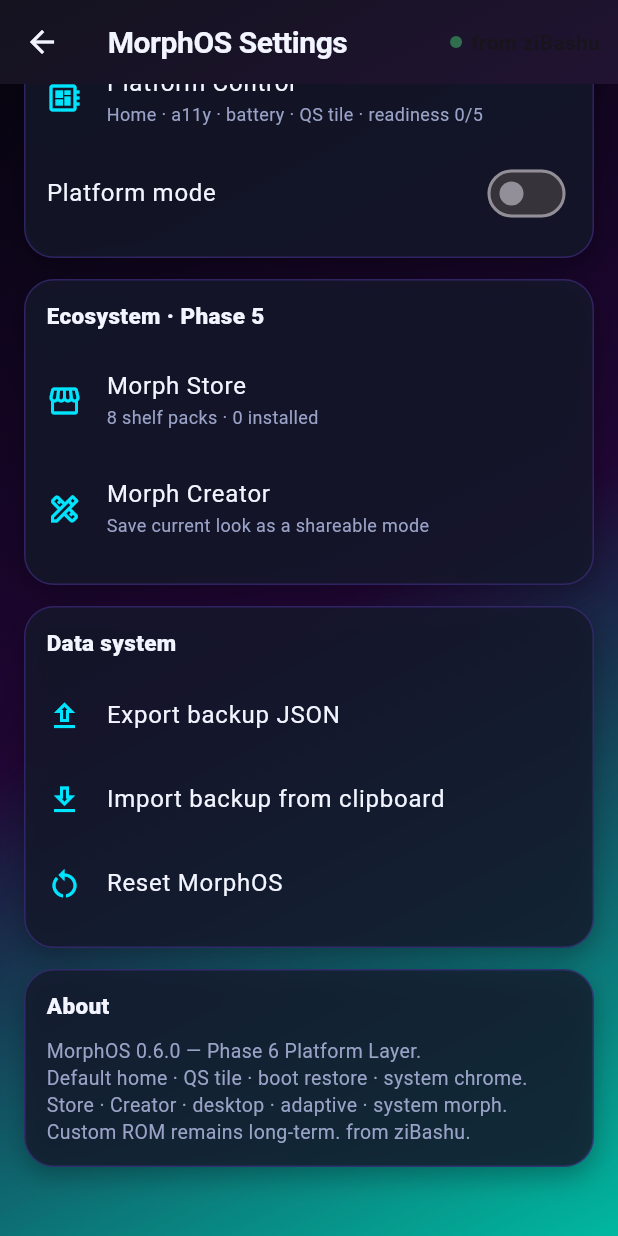
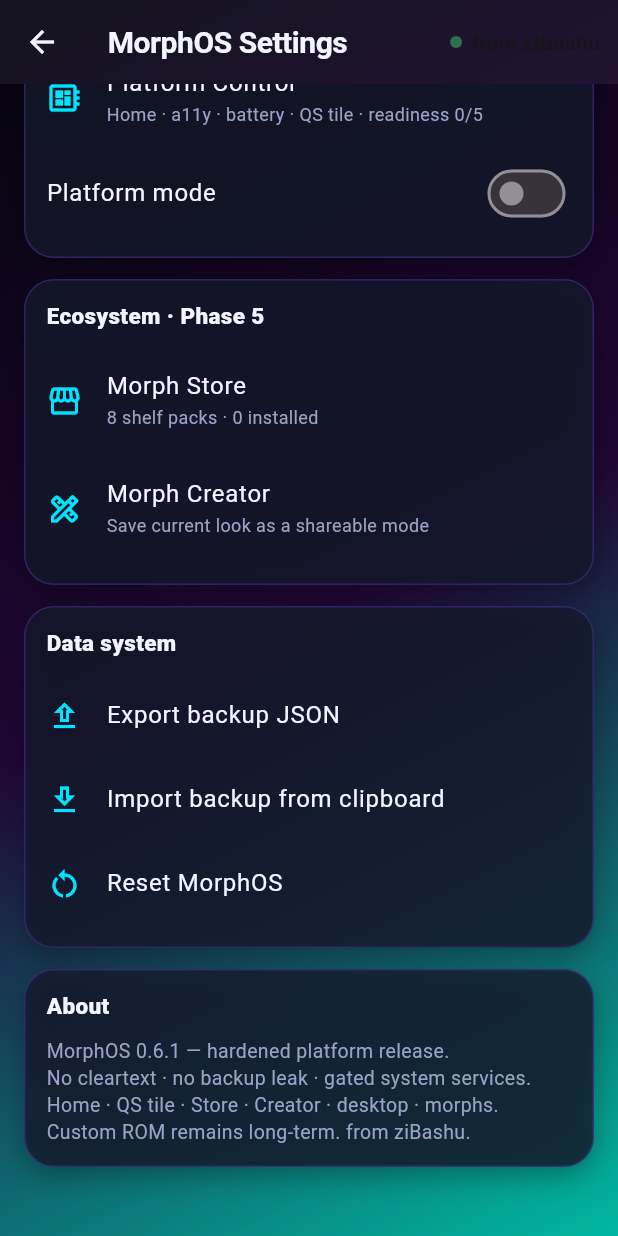
Before and after one commit to ziBashu/android, a Flutter app: the SettingsScreen screen opened directly with empty values, scrolled down 2148 dp, on a phone screen of 412 x 824 dp. Run offline on Flutter 3.47's test engine with Material 3 defaults, Android fonts, the phone set to English and light mode, and no system bars; our stand-ins replace battery_plus, dio, flutter_secure_storage, shared_preferences; missing offline and left inert: home_widget, installed_apps; accounts and stored records are empty.

Commit message:
Harden MorphOS 0.6.1: block cleartext, disable backup, trim platform surface.
Network security config, data extraction excludes, safer boot receiver, and catalog blurb update.

```diff
--- a/apps/morphos/lib/features/settings/settings_screen.dart
+++ b/apps/morphos/lib/features/settings/settings_screen.dart
@@ -457,9 +457,9 @@ class SettingsScreen extends StatelessWidget {
             ]),
             _section(c, 'About', [
               Text(
-                'MorphOS 0.6.0 — Phase 6 Platform Layer.\n'
-                'Default home · QS tile · boot restore · system chrome.\n'
-                'Store · Creator · desktop · adaptive · system morph.\n'
+                'MorphOS 0.6.1 — hardened platform release.\n'
+                'No cleartext · no backup leak · gated system services.\n'
+                'Home · QS tile · Store · Creator · desktop · morphs.\n'
                 'Custom ROM remains long-term. from ziBashu.',
                 style: TextStyle(color: p.muted, height: 1.4, fontSize: 13),
               ),
--- a/apps/morphos/pubspec.yaml
+++ b/apps/morphos/pubspec.yaml
@@ -1,7 +1,7 @@
 name: morphos
 description: MorphOS — transformable phone interface; adaptive launcher and morph profiles.
 publish_to: none
-version: 0.6.0+7
+version: 0.6.1+8
 
 environment:
   sdk: ^3.5.0
--- a/packages/zibashu_core/lib/src/family_catalog.dart
+++ b/packages/zibashu_core/lib/src/family_catalog.dart
@@ -89,7 +89,8 @@ const List<FamilyApp> kFamilyCatalog = [
     name: 'MorphOS',
     packageId: 'com.zibashu.morphos',
     surface: 'other',
-    blurb: 'Transformable phone interface - adaptive launcher and morph profiles.',
+    blurb:
+        'Transformable phone environment — morph packs, desktop, platform layer.',
     webRoute: '/hub',
     available: true,
     accentHex: 0xFF7C4DFF,
```
Also changed, not shown: 6 other files.
